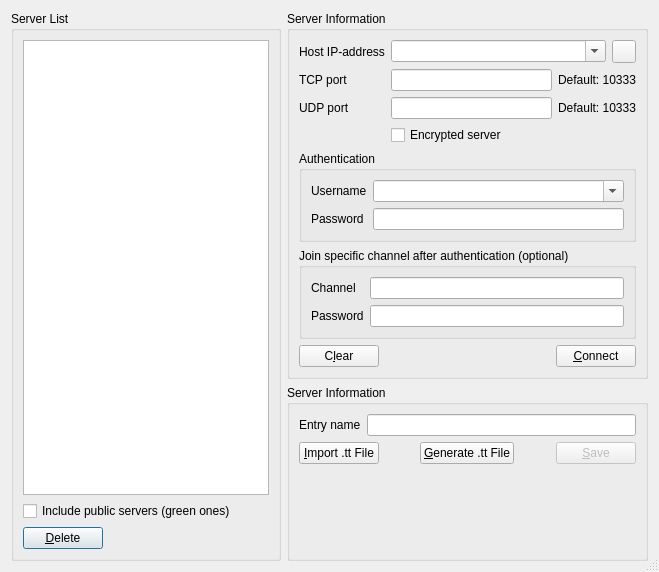
BearWare/TeamTalk5, file Client/qtTeamTalk/serverlist.ui: the form before one commit.
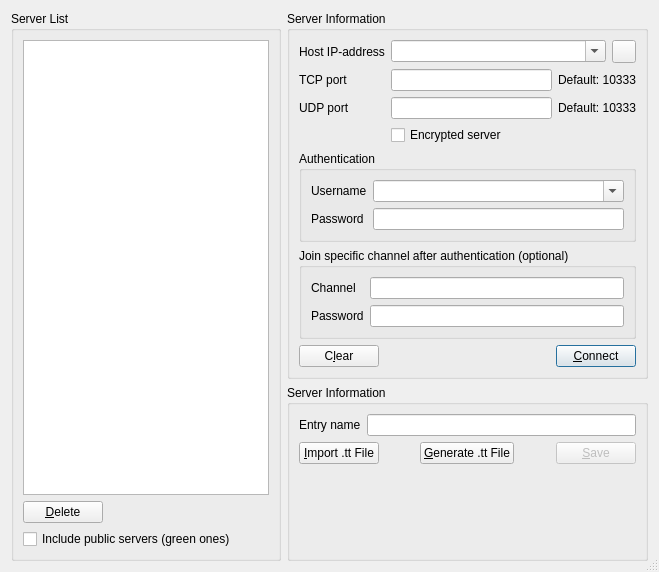
The form after the commit. Icons and pictures are not drawn.

Diff of the .ui file:
```diff
--- a/Client/qtTeamTalk/serverlist.ui
+++ b/Client/qtTeamTalk/serverlist.ui
@@ -29,13 +29,6 @@
       <item>
        <widget class="QListWidget" name="listWidget"/>
       </item>
-      <item>
-       <widget class="QCheckBox" name="freeserverChkBox">
-        <property name="text">
-         <string>Include public servers (green ones)</string>
-        </property>
-       </widget>
-      </item>
       <item>
        <layout class="QHBoxLayout" name="horizontalLayout_3">
         <item>
@@ -60,6 +53,13 @@
         </item>
        </layout>
       </item>
+      <item>
+       <widget class="QCheckBox" name="freeserverChkBox">
+        <property name="text">
+         <string>Include public servers (green ones)</string>
+        </property>
+       </widget>
+      </item>
      </layout>
     </widget>
    </item>
@@ -285,6 +285,9 @@
             <property name="text">
              <string>&amp;Connect</string>
             </property>
+            <property name="default">
+             <bool>true</bool>
+            </property>
            </widget>
           </item>
          </layout>
```
Left out of the diff: 118 changed lines with no effect on the pictures.
